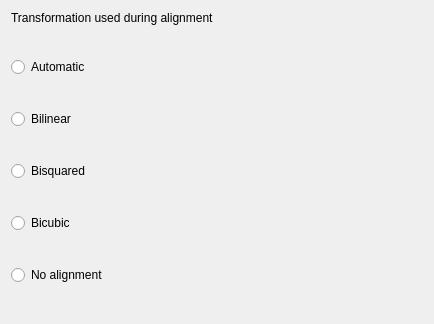
Above: DeepSkyStacker_Qt/ui/AlignmentParameters.ui from petabyt/DSS before the change. Below: the same form after it.
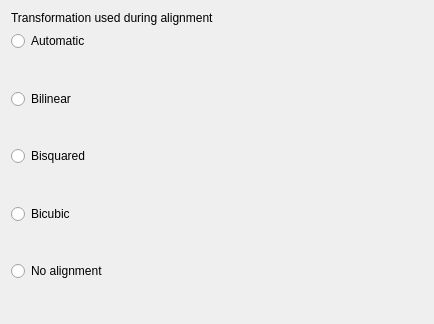
That is the form after the change.

```diff
--- a/DeepSkyStacker_Qt/ui/AlignmentParameters.ui
+++ b/DeepSkyStacker_Qt/ui/AlignmentParameters.ui
@@ -38,6 +38,19 @@
          </property>
         </widget>
        </item>
+       <item>
+        <spacer name="verticalSpacer">
+         <property name="orientation">
+          <enum>Qt::Vertical</enum>
+         </property>
+         <property name="sizeHint" stdset="0">
+          <size>
+           <width>20</width>
+           <height>40</height>
+          </size>
+         </property>
+        </spacer>
+       </item>
        <item>
         <widget class="QRadioButton" name="radioButton_2">
          <property name="text">
@@ -45,6 +58,19 @@
          </property>
         </widget>
        </item>
+       <item>
+        <spacer name="verticalSpacer_2">
+         <property name="orientation">
+          <enum>Qt::Vertical</enum>
+         </property>
+         <property name="sizeHint" stdset="0">
+          <size>
+           <width>20</width>
+           <height>40</height>
+          </size>
+         </property>
+        </spacer>
+       </item>
        <item>
         <widget class="QRadioButton" name="radioButton_3">
          <property name="text">
@@ -52,6 +78,19 @@
          </property>
         </widget>
        </item>
+       <item>
+        <spacer name="verticalSpacer_3">
+         <property name="orientation">
+          <enum>Qt::Vertical</enum>
+         </property>
+         <property name="sizeHint" stdset="0">
+          <size>
+           <width>20</width>
+           <height>40</height>
+          </size>
+         </property>
+        </spacer>
+       </item>
        <item>
         <widget class="QRadioButton" name="radioButton_4">
          <property name="text">
@@ -59,6 +98,19 @@
          </property>
         </widget>
        </item>
+       <item>
+        <spacer name="verticalSpacer_4">
+         <property name="orientation">
+          <enum>Qt::Vertical</enum>
+         </property>
+         <property name="sizeHint" stdset="0">
+          <size>
+           <width>20</width>
+           <height>40</height>
+          </size>
+         </property>
+        </spacer>
+       </item>
        <item>
         <widget class="QRadioButton" name="radioButton_5">
          <property name="text">
@@ -66,6 +118,19 @@
          </property>
         </widget>
        </item>
+       <item>
+        <spacer name="verticalSpacer_5">
+         <property name="orientation">
+          <enum>Qt::Vertical</enum>
+         </property>
+         <property name="sizeHint" stdset="0">
+          <size>
+           <width>20</width>
+           <height>40</height>
+          </size>
+         </property>
+        </spacer>
+       </item>
       </layout>
      </item>
      <item>
```
Left out of the diff: 5 changed lines with no effect on the pictures.
